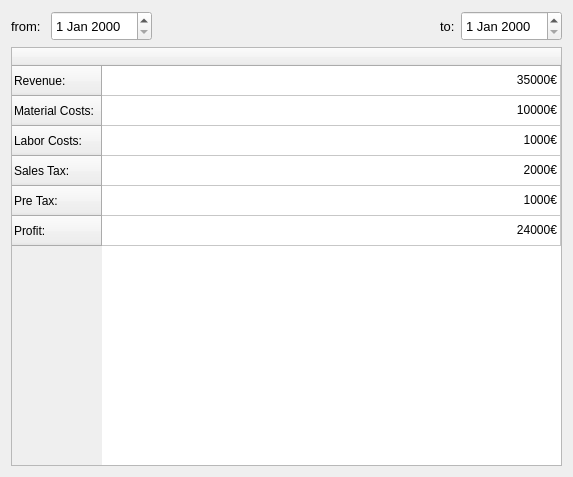
PhilippParis/BusinessManager, file ui/widgets/statisticswidget.ui: the form before one commit.
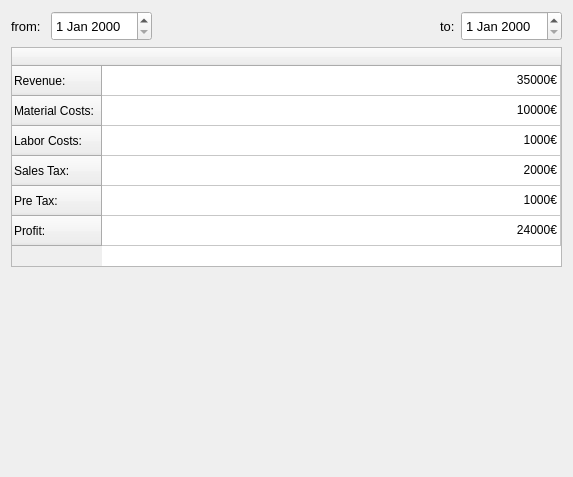
The form after the commit.

Diff of the .ui file:
```diff
--- a/ui/widgets/statisticswidget.ui
+++ b/ui/widgets/statisticswidget.ui
@@ -185,6 +185,19 @@
      </item>
     </layout>
    </item>
+   <item>
+    <spacer name="verticalSpacer">
+     <property name="orientation">
+      <enum>Qt::Vertical</enum>
+     </property>
+     <property name="sizeHint" stdset="0">
+      <size>
+       <width>20</width>
+       <height>40</height>
+      </size>
+     </property>
+    </spacer>
+   </item>
   </layout>
  </widget>
  <resources/>
```
